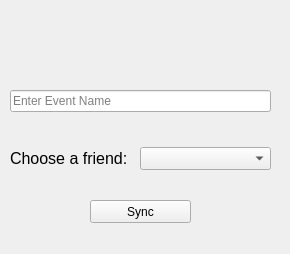
Before: the Qt Designer form kOrganizify/src/syncwindow.ui in jelisavetagavrilovic/kOrganizify, drawn with Qt 5.
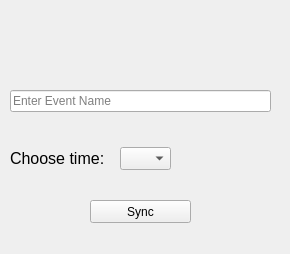
After: the same form once the commit is applied. Icons and pictures are not drawn.

```diff
--- a/kOrganizify/src/syncwindow.ui
+++ b/kOrganizify/src/syncwindow.ui
@@ -16,6 +16,9 @@
   <property name="styleSheet">
    <string notr="true">SyncWindow{
 	background-color: #F7F4F8;
+}
+QLabel{
+	color: black;
 }</string>
   </property>
   <widget class="QLineEdit" name="le_nameInput">
@@ -34,9 +37,9 @@
   <widget class="QComboBox" name="cb_selectHours">
    <property name="geometry">
     <rect>
-     <x>140</x>
+     <x>120</x>
      <y>147</y>
-     <width>131</width>
+     <width>51</width>
      <height>23</height>
     </rect>
    </property>
@@ -78,7 +81,7 @@
     </font>
    </property>
    <property name="text">
-    <string>Choose a friend:</string>
+    <string>Choose time:</string>
    </property>
   </widget>
   <widget class="QLabel" name="lblIcon">
```
Left out of the diff: 17 changed lines with no effect on the pictures.
